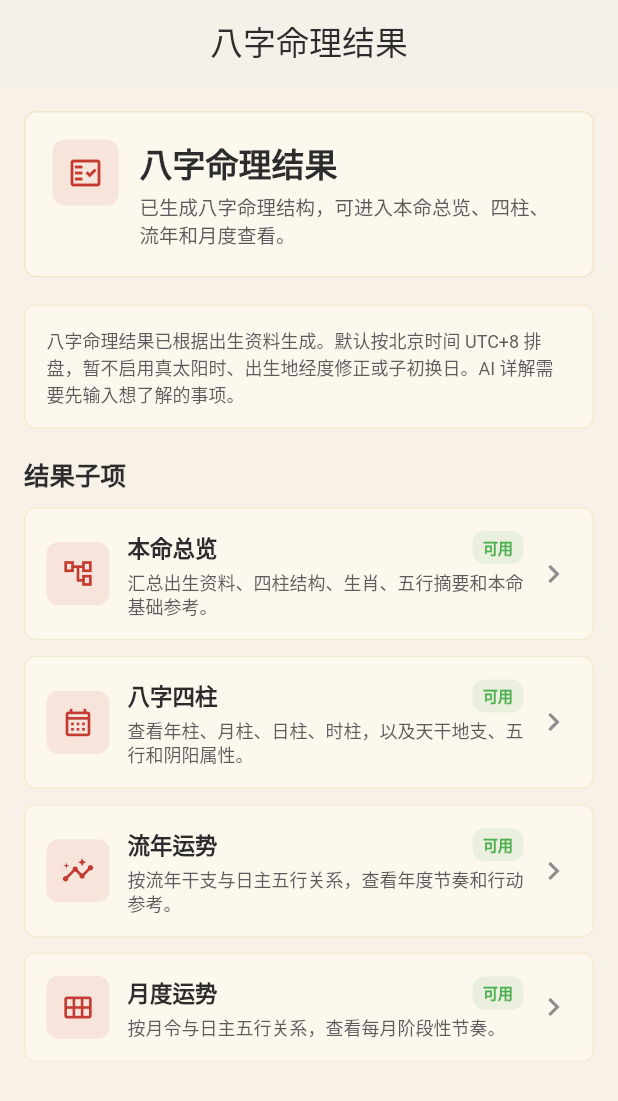
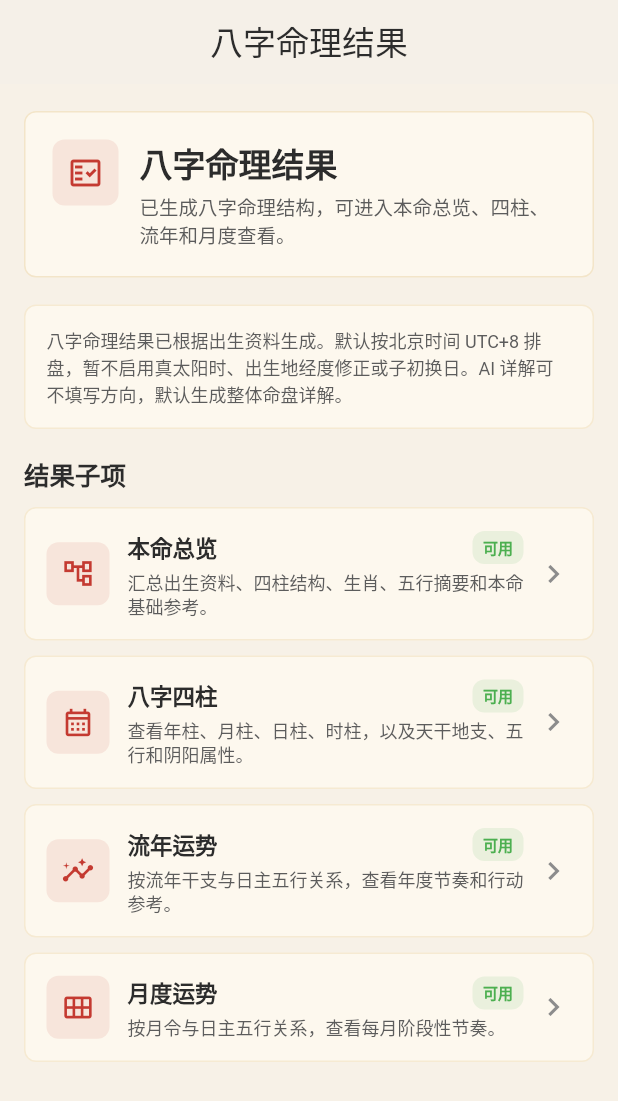
Before and after one commit to yuanwen813-cmd/guoxuewanbao, a Flutter app: the NatalResultOverviewPage screen opened by its route, on a phone screen of 412 x 824 dp. Shown: the top 1101 px of the screen. Run offline on Flutter 3.47's test engine with Material 3 defaults, Android fonts, the phone set to English and light mode, and no system bars; our stand-ins replace dio, flutter_riverpod, flutter_secure_storage, go_router, sqflite, yaml; missing offline and left inert: dart:html; accounts and stored records are empty; network calls fail.

Commit message:
fix: make destiny ai focus optional

```diff
--- a/lib/features/ai_reports/ai_report_product_panel.dart
+++ b/lib/features/ai_reports/ai_report_product_panel.dart
@@ -67,6 +67,7 @@ class _AiReportProductPanelState extends ConsumerState<AiReportProductPanel> {
     final configs = AiReportProductCatalog.forFeature(widget.featureKey);
     if (configs.isEmpty) return const SizedBox.shrink();
     final wallet = ref.watch(walletStoreProvider);
+    final focusOptional = _focusOptional;
 
     return Container(
       key: Key('ai_report_panel_${widget.featureKey}'),
@@ -101,7 +102,9 @@ class _AiReportProductPanelState extends ConsumerState<AiReportProductPanel> {
           ),
           const SizedBox(height: 8),
           Text(
-            '请先输入想重点了解的事项。AI 只读取当前页面已经生成的结构化结果，不重新排盘、不重新起卦。',
+            focusOptional
+                ? '可选择重点了解的方向；不填写时，AI 将按整体命盘详解生成报告。AI 只读取当前页面已经生成的结构化结果，不重新排盘。'
+                : '请先输入想重点了解的事项。AI 只读取当前页面已经生成的结构化结果，不重新排盘、不重新起卦。',
             style: GuoXueTypography.caption.copyWith(
               color: GuoXueColors.inkGray,
               letterSpacing: 0,
@@ -142,9 +145,11 @@ class _AiReportProductPanelState extends ConsumerState<AiReportProductPanel> {
             controller: _focusController,
             minLines: 2,
             maxLines: 3,
-            decoration: const InputDecoration(
-              labelText: '想重点了解的事项',
-              hintText: '例如：合作趋势、事业选择、关系相处、今年节奏',
+            decoration: InputDecoration(
+              labelText: focusOptional ? '想重点了解的方向（可选）' : '想重点了解的事项',
+              hintText: focusOptional
+                  ? '可选，例如：事业、财运、婚恋、健康、近三年趋势。不填写则生成整体命盘详解。'
+                  : '例如：合作趋势、事业选择、关系相处、今年节奏',
             ),
           ),
           const SizedBox(height: 12),
@@ -187,14 +192,15 @@ class _AiReportProductPanelState extends ConsumerState<AiReportProductPanel> {
       return;
     }
 
-    final focus = _focusController.text.trim();
-    if (focus.isEmpty) {
+    final rawFocus = _focusController.text.trim();
+    if (rawFocus.isEmpty && !_focusOptional) {
       setState(() {
         _errors[config.id] = '请先输入想重点了解的事项。';
         _answers.remove(config.id);
       });
       return;
     }
+    final focus = rawFocus.isEmpty ? _defaultDestinyFocus : rawFocus;
 
     setState(() {
       _loadingProductId = config.id;
@@ -237,6 +243,14 @@ class _AiReportProductPanelState extends ConsumerState<AiReportProductPanel> {
       if (mounted) setState(() => _loadingProductId = null);
     }
   }
+
+  bool get _focusOptional {
+    return widget.featureKey == AiReportFeatureKeys.bazi ||
+        widget.featureKey == AiReportFeatureKeys.tiebanShenshu ||
+        widget.featureKey == AiReportFeatureKeys.ziweiDoushu;
+  }
+
+  String get _defaultDestinyFocus => '整体命盘详解';
 
   String _buildUserPrompt(AiReportProductConfig config, String focus) {
     final template =
--- a/lib/features/v2/natal_reading_page.dart
+++ b/lib/features/v2/natal_reading_page.dart
@@ -401,7 +401,7 @@ class _BaziResultGuide extends StatelessWidget {
                 ),
                 const SizedBox(height: 4),
                 Text(
-                  '完成生辰填写后，可查看本命总览、八字四柱、流年运势、月度运势，并可输入想了解的事项生成 AI 详解。结果基于北京时间排盘，当前不启用真太阳时或出生地经度修正。',
+                  '完成生辰填写后，可查看本命总览、八字四柱、流年运势、月度运势，并可生成 AI 详解。AI 详解可选填写关注方向；不填写则默认生成整体命盘详解。结果基于北京时间排盘，当前不启用真太阳时或出生地经度修正。',
                   style: GuoXueTypography.caption.copyWith(
                     color: GuoXueColors.inkGray,
                     letterSpacing: 0,
--- a/lib/features/v2/natal_result_overview_page.dart
+++ b/lib/features/v2/natal_result_overview_page.dart
@@ -55,10 +55,10 @@ class NatalResultOverviewPage extends ConsumerWidget {
           const SizedBox(height: 10),
           DestinyAiExplanationCard(
             title: 'AI 详解',
-            description: '请输入想了解的事项，AI 会结合当前八字命理结构进行说明。',
+            description: '可选填写想重点了解的方向；不填写则生成整体命盘详解。',
             systemPrompt:
                 '你是国学万宝匣的八字命理解释助手。请基于结构化四柱、五行、流年和月度信息进行中文解释，表达要清楚、有边界。',
-            contextText: report.buildAiContext(questionFocus: '用户将在输入框中填写'),
+            contextText: report.buildAiContext(questionFocus: '整体命盘详解'),
             inputKeyName: 'bazi_ai_focus',
             buttonKeyName: 'bazi_ai_explain_button',
           ),
@@ -182,7 +182,7 @@ class _ResultScopeNotice extends StatelessWidget {
         border: Border.all(color: GuoXueColors.gold.withOpacity(0.18)),
       ),
       child: Text(
-        '八字命理结果已根据出生资料生成。默认按北京时间 UTC+8 排盘，暂不启用真太阳时、出生地经度修正或子初换日。AI 详解需要先输入想了解的事项。',
+        '八字命理结果已根据出生资料生成。默认按北京时间 UTC+8 排盘，暂不启用真太阳时、出生地经度修正或子初换日。AI 详解可不填写方向，默认生成整体命盘详解。',
         style: GuoXueTypography.caption.copyWith(
           color: GuoXueColors.inkGray,
           letterSpacing: 0,
--- a/lib/features/v2/standalone_destiny_page.dart
+++ b/lib/features/v2/standalone_destiny_page.dart
@@ -308,7 +308,7 @@ class _TiebanStandaloneResult extends StatelessWidget {
         const SizedBox(height: 10),
         DestinyAiExplanationCard(
           title: 'AI 详解',
-          description: '请输入想了解的事项，AI 会结合铁板神数数序、四柱结构和核时要点进行说明。',
+          description: '可选填写想重点了解的方向；不填写则生成整体命盘详解。',
           systemPrompt:
               '你是国学万宝匣的铁板神数解释助手。请基于出生资料、四柱结构、数序候选和核时提示进行中文解释，表达要清楚、有边界。',
           contextText: contextText,
@@ -362,7 +362,7 @@ class _ZiweiStandaloneResult extends StatelessWidget {
         const SizedBox(height: 10),
         DestinyAiExplanationCard(
           title: 'AI 详解',
-          description: '请输入想了解的事项，AI 会结合紫微斗数命盘结构和十二宫摘要进行说明。',
+          description: '可选填写想重点了解的方向；不填写则生成整体命盘详解。',
           systemPrompt:
               '你是国学万宝匣的紫微斗数解释助手。请基于出生资料、命宫身宫、十二宫和主星结构进行中文解释，表达要清楚、有边界。',
           contextText: contextText,
```
Also changed, not shown: 1 other file.
